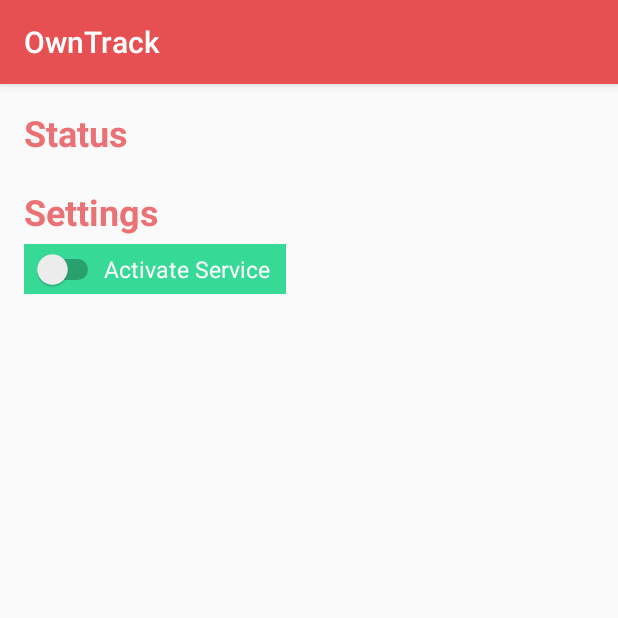
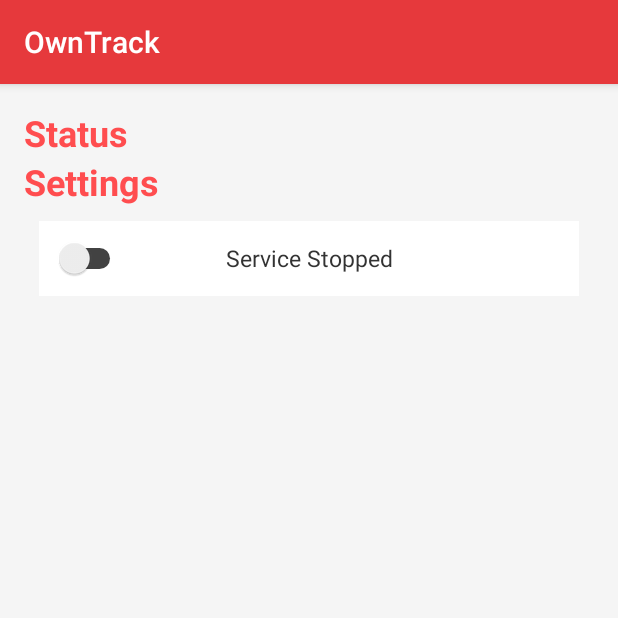
Before and after one commit to intxcc/OwnTrack, an Android app: the screen it shows after launch (MainActivity), on a phone screen of 412 x 824 dp, the top half of it. Run offline under Robolectric (Android 15) with nearby library versions, the phone set to English and light mode, and no system bars.

Commit message:
Service state button added with working design

```diff
--- a/app/build.gradle
+++ b/app/build.gradle
@@ -6,7 +6,7 @@
 
     defaultConfig {
         applicationId "cc.intx.owntrack"
-        minSdkVersion 14
+        minSdkVersion 16
         targetSdkVersion 23
         versionCode 1
         versionName "0.1"
--- a/app/src/main/java/cc/intx/owntrack/MainActivity.java
+++ b/app/src/main/java/cc/intx/owntrack/MainActivity.java
@@ -1,76 +1,142 @@
 package cc.intx.owntrack;
 
-import android.animation.ObjectAnimator;
-import android.app.ActivityManager;
-import android.content.Context;
-import android.graphics.Canvas;
-import android.graphics.ColorFilter;
-import android.graphics.Rect;
-import android.graphics.drawable.Drawable;
+import android.animation.TimeInterpolator;
 import android.os.Bundle;
+import android.support.v4.view.animation.FastOutSlowInInterpolator;
 import android.support.v7.app.AppCompatActivity;
 import android.support.v7.widget.Toolbar;
 import android.util.Log;
+import android.view.View;
 import android.widget.CompoundButton;
-import android.widget.LinearLayout;
+import android.widget.FrameLayout;
 import android.widget.Switch;
 import android.widget.TextView;
 
 public class MainActivity extends AppCompatActivity {
+    //Debug tag
     private String TAG;
 
-    private boolean isServiceRunning(Class<?> serviceClass) {
-        ActivityManager manager = (ActivityManager) getSystemService(Context.ACTIVITY_SERVICE);
-        for (ActivityManager.RunningServiceInfo service : manager.getRunningServices(Integer.MAX_VALUE)) {
-            if (serviceClass.getName().equals(service.service.getClassName())) {
-                return true;
-            }
+    //Static variables
+    final static private int animationSpeed = 600;
+    final static private TimeInterpolator animationInterpolator = new FastOutSlowInInterpolator();
+
+    //Global objects
+    private FrameLayout switchLayoutOverlay;
+    private TextView switchTextOverlay;
+    private Switch activeSwitch;
+
+    //Control service class
+    private class ServiceControlClass {
+        private boolean isServiceActive = false;
+
+        private void changeStatusToActive(){changeStatus(true);}
+        private void changeStatusToNotActive(){changeStatus(false);}
+        private void changeStatus(boolean active) {
+            isServiceActive = active;
+
+            onServiceStatusChange();
         }
-        return false;
+
+        private void started() {
+            changeStatusToActive();
+        }
+
+        private void stopped() {
+            changeStatusToNotActive();
+        }
+
+        private void start() {
+            Log.d(TAG, "Start Service");
+
+            started();
+        }
+
+        private void stop() {
+            Log.d(TAG, "Stop Service");
+
+            stopped();
+        }
+
+        public boolean getActive() {
+            return isServiceActive;
+        }
+    }
+    final private ServiceControlClass serviceControl = new ServiceControlClass();
+
+    /*
+    PRIVATE FUNCTIONS
+     */
+    private void switchOverlayRebuild() {switchSetOverlay(isSwitchOverlayActive, false);}//Rebuild overlay (e.g. on layout changes) with current state
+    private void switchSetOverlay(boolean toState) {switchSetOverlay(toState, true);}//Switch state and animate said change
+    /*
+    Set overlay state to given state and with given animation speed
+     */
+    private boolean isSwitchOverlayActive = false;//This signalizes only the overlay state and NOT the service state, to not get confused
+    private void switchSetOverlay(boolean toState, boolean animate) {
+        int newX = toState ? 0 : -switchLayoutOverlay.getMeasuredWidth();//If not active move overlay outside view, to let it disappear
+        int duration = animate ? animationSpeed : 0;
+
+        isSwitchOverlayActive = toState;//Save overlay state
+
+        switchLayoutOverlay.animate().x(newX).setDuration(duration).setInterpolator(animationInterpolator);
+        switchTextOverlay.animate().x(-newX).setDuration(duration).setInterpolator(animationInterpolator);
     }
 
+    private void onServiceStatusChange() {
+        switchSetOverlay(serviceControl.getActive());
+    }
+
+    /*
+    PROTECTED FUNCTIONS
+     */
     @Override
     protected void onCreate(Bundle savedInstanceState) {
-        TAG = getString(R.string.app_name);
+        TAG = getString(R.string.app_name); //Set debug string to app name
 
         super.onCreate(savedInstanceState);
         setContentView(R.layout.activity_main);
         Toolbar toolbar = (Toolbar) findViewById(R.id.toolbar);
         setSupportActionBar(toolbar);
 
-        //LinearLayout layoutActive = (LinearLayout) findViewById(R.id.linearLayout);
-        //LinearLayout layoutActive_overlay = (LinearLayout) findViewById(R.id.linearLayout_overlay);
-        /*layoutActive_overlay.setLayoutParams(layoutActive.getLayoutParams());
-        layoutActive_overlay.invalidate();*/
+        //Initialize all global Objects we need
+        switchLayoutOverlay = (FrameLayout) findViewById(R.id.layoutGrid_overlay);
+        switchTextOverlay = (TextView) findViewById(R.id.active_switcher_label_overlay);
+        activeSwitch = (Switch) findViewById(R.id.active_switch);
 
-        Switch activeSwitch = (Switch) findViewById(R.id.active_switch);
+        //Called when the layout of the view overlay changes
+        switchLayoutOverlay.addOnLayoutChangeListener(new View.OnLayoutChangeListener() {
+            @Override
+            public void onLayoutChange(View v, int left, int top, int right, int bottom, int oldLeft, int oldTop, int oldRight, int oldBottom) {
+                /*
+                If the width changes, reset the overlay, with the current state.
+                This is important, to give the overlay the correct size on startup,
+                which is used to move it outside the visible view
+                 */
+                if ((right - left) != (oldRight - oldLeft)) {
+                    switchOverlayRebuild();
+                }
+            }
+        });
+
+        /*
+        Listen to the switch, to activate/deactivate the Service
+        Also visualises the activating/deactivating
+         */
         activeSwitch.setOnCheckedChangeListener(new CompoundButton.OnCheckedChangeListener() {
             public void onCheckedChanged(CompoundButton buttonView, boolean isChecked) {
                 if (isChecked) {
-                    //LinearLayout layoutActive = (LinearLayout) findViewById(R.id.linearLayout);
-                    //Log.i(TAG, layoutActive.getAnimation().toString());
-                    //layoutActive.get
-
-                    /*Rect ss = new Rect();
-                    ss.set(0,0,10,10);
-                    //layoutActive.setBac
-                    ObjectAnimator anim = ObjectAnimator.ofInt(drawable, "XOffset", 0, 50);
-                    anim.setDuration(1000);
-                    anim.start();*/
-
-                    Log.i(TAG, "a");
+                    serviceControl.start();
                 } else {
-                    Log.i(TAG, "l");
+                    serviceControl.stop();
                 }
             }
         });
     }
 
-    private void startTrackingService() {
-        Log.d(TAG, "Start Service");
-
-        /*if (isServiceRunning(TrackingService.class)) {
-
-        }*/
+    /*
+    PUBLIC FUNCTIONS
+     */
+    public void activeSwitchClick(View v) {
+        activeSwitch.performClick();//Pass click of whole switch layout to switch
     }
 }
--- a/app/src/main/java/cc/intx/owntrack/TrackingService.java
+++ b/app/src/main/java/cc/intx/owntrack/TrackingService.java
@@ -6,14 +6,13 @@
 import android.os.StrictMode;
 import android.util.Log;
 
-/**
- * Created by xiix on 24.02.2016.
- */
 public class TrackingService extends Service {
-    private String TAG = getString(R.string.app_name);
+    private String TAG;
 
     @Override
     public void onCreate() {
+        TAG = getString(R.string.app_name); //Set debug string to app name
+
         StrictMode.ThreadPolicy policy = new StrictMode.ThreadPolicy.Builder().permitAll().build();
         StrictMode.setThreadPolicy(policy);
     }
--- a/app/src/main/res/layout/content_main.xml
+++ b/app/src/main/res/layout/content_main.xml
@@ -5,120 +5,102 @@
     android:layout_width="match_parent"
     android:layout_height="match_parent"
     android:paddingBottom="@dimen/activity_vertical_margin"
+    android:paddingTop="@dimen/activity_vertical_margin"
     android:paddingLeft="@dimen/activity_horizontal_margin"
     android:paddingRight="@dimen/activity_horizontal_margin"
-    android:paddingTop="@dimen/activity_vertical_margin"
+    android:background="#f5f5f5"
     app:layout_behavior="@string/appbar_scrolling_view_behavior"
     tools:context="cc.intx.owntrack.MainActivity"
     tools:showIn="@layout/activity_main">
 
+    <TextView
+        android:layout_width="wrap_content"
+        android:layout_height="wrap_content"
+        android:textAppearance="?android:attr/textAppearanceLarge"
+        android:text="@string/status_hl_text"
+        android:id="@+id/statusHl"
+        android:layout_alignParentTop="true"
+        android:layout_alignParentLeft="true"
+        android:layout_alignParentStart="true"
+        style="@style/Base.TextAppearance.AppCompat.Headline"
+        android:textStyle="bold"
+        android:textColor="@color/hl_color" />
 
     <TextView
         android:layout_width="wrap_content"
         android:layout_height="wrap_content"
         android:textAppearance="?android:attr/textAppearanceLarge"
         android:text="@string/settings_hl_text"
-        android:id="@+id/textView"
+        android:id="@+id/settingsHl"
         style="@style/Base.TextAppearance.AppCompat.Headline"
-        android:layout_below="@+id/linearLayout2"
+        android:layout_below="@+id/statusHl"
         android:layout_alignParentLeft="true"
         android:layout_alignParentStart="true"
         android:textStyle="bold"
-        android:textColor="@color/colorPrimary"
-        android:alpha="0.8"/>
-
-    <TextView
-        android:layout_width="wrap_content"
-        android:layout_height="wrap_content"
-        android:textAppearance="?android:attr/textAppearanceLarge"
-        android:text="Status"
-        android:id="@+id/textView2"
-        android:layout_alignParentTop="true"
-        android:layout_alignParentLeft="true"
-        android:layout_alignParentStart="true"
-        style="@style/Base.TextAppearance.AppCompat.Headline"
-        android:textStyle="bold"
-        android:textColor="@color/colorPrimary"
-        android:alpha="0.8" />
+        android:textColor="@color/hl_color" />
 
     <LinearLayout
         android:orientation="vertical"
+        android:layout_below="@+id/settingsHl"
         android:layout_width="match_parent"
         android:layout_height="wrap_content"
-        android:layout_below="@+id/textView2"
         android:layout_alignParentLeft="true"
         android:layout_alignParentStart="true"
         android:padding="10dp"
-        android:id="@+id/linearLayout2"></LinearLayout>
+        android:clipToPadding="false"
+        android:id="@+id/layoutGrid">
 
+        <RelativeLayout
+            android:layout_width="match_parent"
+            android:layout_height="50dp"
+            android:background="@color/activeSwitch_offcolor_bg"
+            android:onClick="activeSwitchClick">
 
+            <TextView
+                android:layout_width="match_parent"
+                android:layout_height="match_parent"
+                android:text="@string/active_switch_text_default"
+                android:id="@+id/active_switcher_label"
+                android:textColor="@color/activeSwitch_offcolor"
+                android:gravity="center"
+                android:textSize="15sp" />
 
-    <GridLayout
-        android:columnCount="2"
-        android:layout_below="@+id/textView"
-        android:layout_marginTop="5dp"
-        android:layout_width="wrap_content"
-        android:layout_height="wrap_content"
-        android:layout_alignParentLeft="true"
-        android:layout_alignParentStart="true"
-        android:id="@+id/layoutGrid"
-        android:alignmentMode="alignBounds">
+            <FrameLayout
+                android:layout_width="match_parent"
+                android:layout_height="match_parent"
+                android:id="@+id/active_switcher_text_overlay"
+                android:background="#000"
+                android:alpha="0"/>
 
-        <FrameLayout
-            android:layout_width="wrap_content"
-            android:layout_height="wrap_content"
-            android:layout_row="0"
-            android:layout_column="0"
-            android:layout_gravity="fill"
-            android:id="@+id/layoutGrid_overlay"
-            android:background="@color/colorAccent"
-            android:layout_columnSpan="2"
+            <FrameLayout
+                android:layout_width="match_parent"
+                android:layout_height="match_parent"
+                android:id="@+id/layoutGrid_overlay"
+                android:background="@color/activeSwitch_oncolor_bg">
 
-            android:alpha="1" />
+                <TextView
+                    android:layout_width="match_parent"
+                    android:layout_height="match_parent"
+                    android:ellipsize="none"
+                    android:gravity="center"
+                    android:text="@string/active_switch_text_started"
+                    android:id="@+id/active_switcher_label_overlay"
+                    android:textColor="@color/activeSwitch_oncolor"
+                    android:singleLine="true"
+                    android:textSize="15sp" />
+            </FrameLayout>
 
-        <Switch
-            android:layout_column="0"
-            android:layout_row="0"
-            android:layout_width="wrap_content"
-            android:layout_height="wrap_content"
-            android:id="@+id/active_switch"
-            android:checked="false"
-            android:layout_gravity="fill"
-            android:paddingLeft="5dp" />
+            <Switch
+                android:layout_width="wrap_content"
+                android:layout_height="match_parent"
+                android:id="@+id/active_switch"
+                android:checked="false"
+                android:gravity="center"
+                android:padding="10dp"
+                android:theme="@style/ActiveButton"
+                android:trackTintMode="screen" />
+        </RelativeLayout>
 
-        <TextView
-            android:layout_column="1"
-            android:layout_row="0"
-            android:layout_width="wrap_content"
-            android:layout_height="wrap_content"
-            android:text="Activate Service"
-            android:id="@+id/active_switcher_label"
-            android:labelFor="@id/active_switch"
-            android:gravity="center"
-            android:layout_gravity="fill"
-            android:textSize="15dp"
-            android:paddingRight="10dp"
-
-            android:alpha="0"
-            android:paddingTop="6dp"
-            android:paddingBottom="6dp" />
-
-        <TextView
-            android:layout_column="1"
-            android:layout_row="0"
-            android:layout_width="wrap_content"
-            android:layout_height="wrap_content"
-            android:text="Activate Service"
-            android:id="@+id/active_switcher_label_overlay"
-            android:labelFor="@id/active_switch"
-            android:textColor="#ffffff"
-            android:gravity="center"
-            android:layout_gravity="fill"
-            android:textSize="15dp"
-            android:paddingRight="10dp"
-
-            android:alpha="1" />
-
-    </GridLayout>
+    </LinearLayout>
 
 </RelativeLayout>
--- a/app/src/main/res/values/colors.xml
+++ b/app/src/main/res/values/colors.xml
@@ -1,5 +1,13 @@
 <?xml version="1.0" encoding="utf-8"?>
 <resources>
-    <color name="colorPrimary">#e65053</color>
-    <color name="colorAccent">#36d995</color>
+    <color name="colorPrimary">#e6393c</color>
+    <color name="colorAccent">#50e6af</color>
+
+    <color name="hl_color">#ff4d4f</color>
+
+    <color name="activeSwitch_offcolor_bg">#fff</color>
+    <color name="activeSwitch_offcolor">#333</color>
+
+    <color name="activeSwitch_oncolor_bg">#d9ffeb</color>
+    <color name="activeSwitch_oncolor">#29cc78</color>
 </resources>
--- a/app/src/main/res/values/strings.xml
+++ b/app/src/main/res/values/strings.xml
@@ -1,5 +1,9 @@
 <resources>
     <string name="app_name">OwnTrack</string>
-    <string name="action_settings">Settings</string>
     <string name="settings_hl_text">Settings</string>
+    <string name="status_hl_text">Status</string>
+
+    <string name="active_switch_text_default">Service Stopped</string>
+    <string name="active_switch_text_starting">Starting Service</string>
+    <string name="active_switch_text_started">Service Running</string>
 </resources>
--- a/app/src/main/res/values/styles.xml
+++ b/app/src/main/res/values/styles.xml
@@ -5,6 +5,10 @@
         <!-- Customize your theme here. -->
         <item name="colorPrimary">@color/colorPrimary</item>
         <item name="colorAccent">@color/colorAccent</item>
+    </style>
+
+    <style name="ActiveButton" parent="AppTheme">
+        <item name="colorControlActivated">@color/activeSwitch_oncolor</item>
     </style>
 
     <style name="AppTheme.NoActionBar">
```
